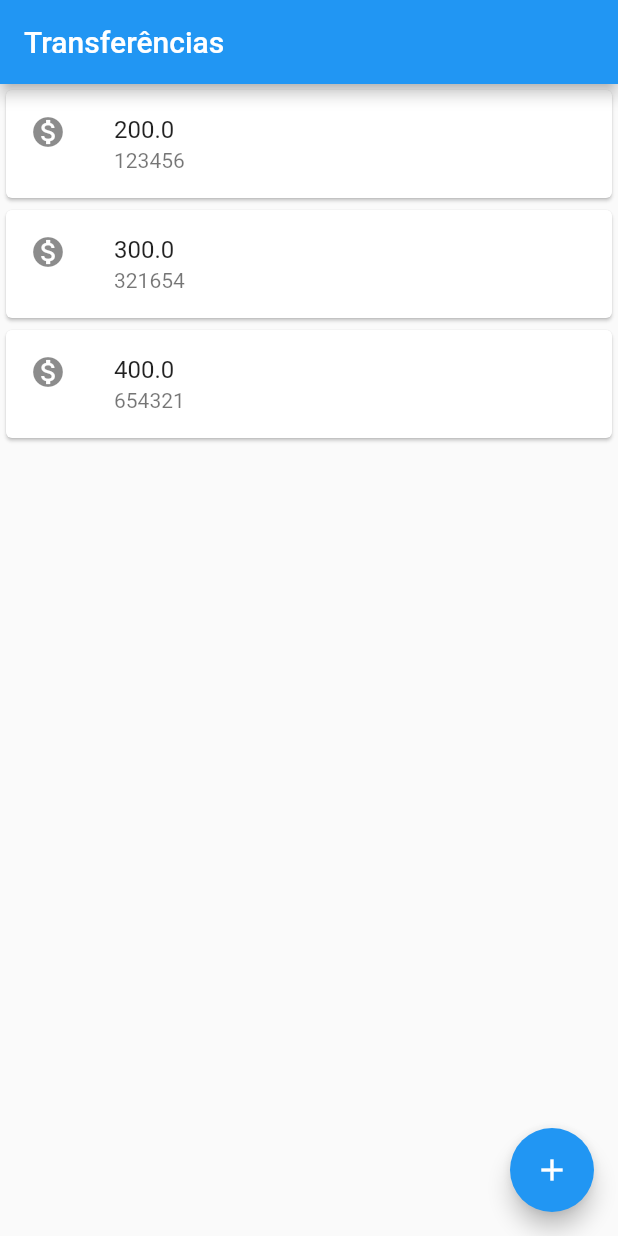
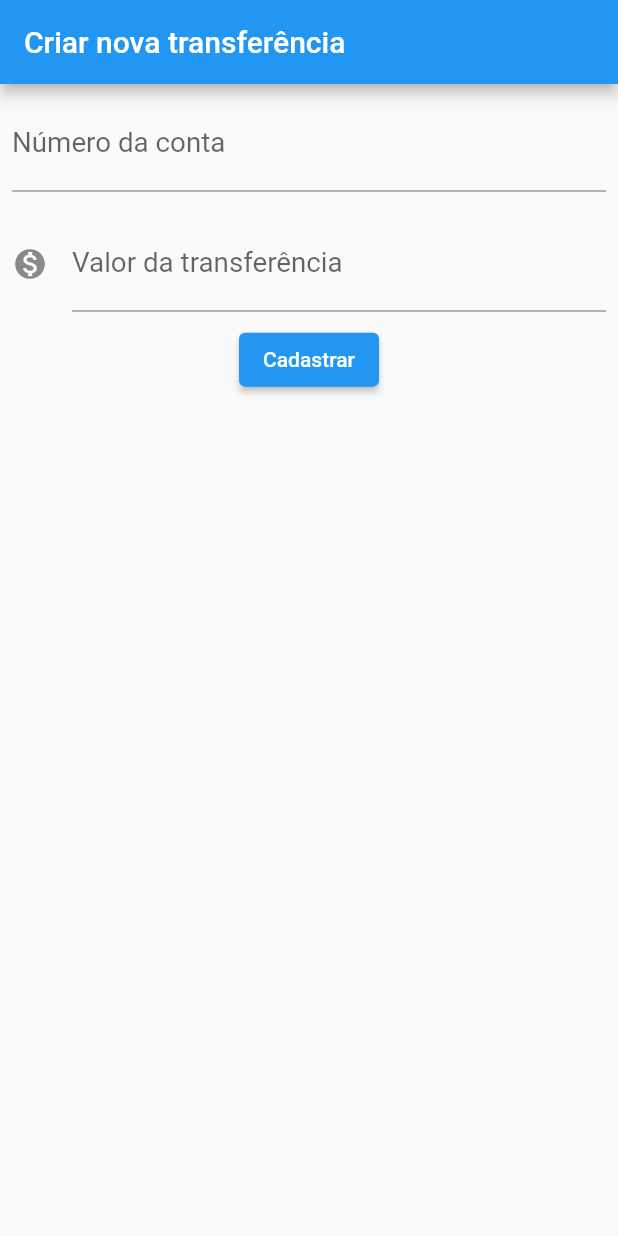
Before and after one commit to otonielduarte/flutter-app-bytebank, a Flutter app: the screen it shows after launch, on a phone screen of 412 x 824 dp. Run offline on Flutter 3.47's test engine with Material 2 defaults, Android fonts, the phone set to English and light mode, and no system bars.

Commit message:
Lesson 3

```diff
--- a/lib/main.dart
+++ b/lib/main.dart
@@ -1,11 +1,93 @@
 import 'package:flutter/material.dart';
 
 void main() {
-  runApp(MaterialApp(
-    home: Scaffold(
-      body: TransferList(),
+  runApp(ByteBankApp());
+}
+
+class ByteBankApp extends StatelessWidget {
+  @override
+  Widget build(BuildContext context) {
+    return MaterialApp(
+      home: Scaffold(
+        body: FormTransfer(),
+      ),
+    );
+  }
+}
+
+class FormTransfer extends StatelessWidget {
+  final TextEditingController _accountController = TextEditingController();
+  final TextEditingController _valueController = TextEditingController();
+
+  @override
+  Widget build(BuildContext context) {
+    return Scaffold(
+      appBar: AppBar(
+        title: Text('Criar nova transferência'),
+      ),
+      body: Column(
+        children: <Widget>[
+          Padding(
+            padding: const EdgeInsets.all(8.0),
+            child: TextField(
+              controller: _accountController,
+              style: TextStyle(
+                fontSize: 18.5,
+              ),
+              keyboardType: TextInputType.number,
+              decoration: InputDecoration(
+                labelText: 'Número da conta',
+                hintText: '00000',
+              ),
+            ),
+          ),
+          Padding(
+            padding: const EdgeInsets.all(8.0),
+            child: TextField(
+              controller: _valueController,
+              style: TextStyle(
+                fontSize: 18.5,
+              ),
+              keyboardType: TextInputType.number,
+              decoration: InputDecoration(
+                icon: Icon(Icons.monetization_on),
+                labelText: 'Valor da transferência',
+                hintText: '0.00',
+              ),
+            ),
+          ),
+          ElevatedButton(
+            child: Text('Cadastrar'),
+            onPressed: () {
+              debugPrint('cadastro');
+              final accountNumber = int.tryParse(_accountController.text);
+              final value = double.tryParse(_valueController.text);
+              if (accountNumber != null && value != null) {
+                final t = Transfer(value, accountNumber);
+
+                debugPrint(t.toString());
+              }
+            },
+          )
+        ],
+      ),
+    );
+  }
+}
+
+class TransferList extends StatelessWidget {
+  @override
+  Widget build(BuildContext context) {
+    return Scaffold(
       appBar: AppBar(
         title: Text('Transferências'),
+      ),
+      body: Column(
+        children: [
+          CardItem(Transfer(200.00, 123456)),
+          CardItem(Transfer(300.00, 321654)),
+          CardItem(Transfer(400.00, 654321)),
+        ],
       ),
       floatingActionButton: FloatingActionButton(
         onPressed: () {
@@ -13,19 +95,6 @@ void main() {
         },
         child: Icon(Icons.add),
       ),
-    ),
-  ));
-}
-
-class TransferList extends StatelessWidget {
-  @override
-  Widget build(BuildContext context) {
-    return Column(
-      children: [
-        CardItem(Transfer(200.00, 123456)),
-        CardItem(Transfer(300.00, 321654)),
-        CardItem(Transfer(400.00, 654321)),
-      ],
     );
   }
 }
@@ -52,4 +121,9 @@ class Transfer {
   final int accountNumber;
 
   Transfer(this.value, this.accountNumber);
+
+  @override
+  String toString() {
+    return 'Transfer ({ value: $value, account: $accountNumber })';
+  }
 }
```
